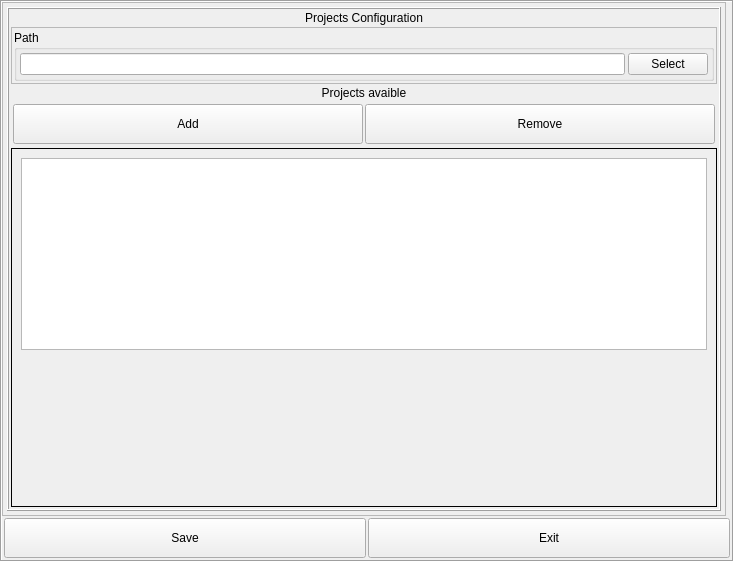
Old version of the form Vision/configurationswidget.ui in the repository ruisebastiao/KPPQtAutomation.
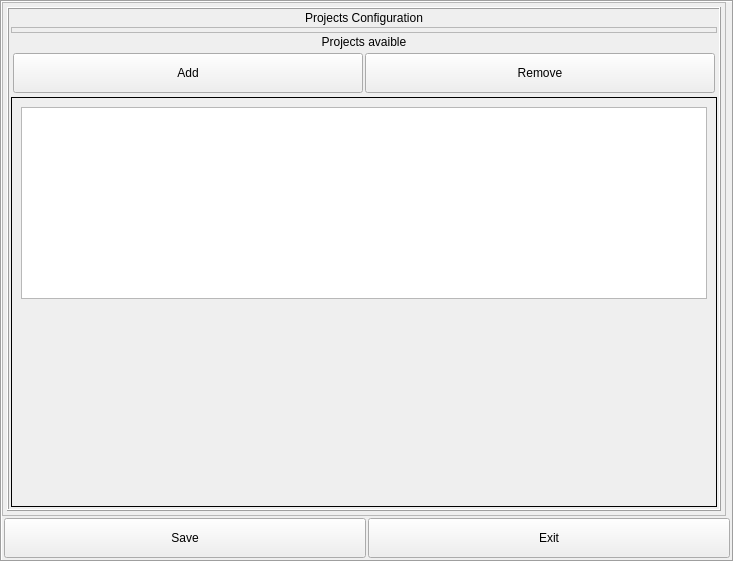
New version of the form. The open tabs and pages were chosen to show the change. Custom widgets are drawn as their Qt base class.

```diff
--- a/Vision/configurationswidget.ui
+++ b/Vision/configurationswidget.ui
@@ -561,44 +561,6 @@
                      <property name="bottomMargin">
                       <number>2</number>
                      </property>
-                     <item>
-                      <widget class="QGroupBox" name="groupbox_nobackcolor1">
-                       <property name="title">
-                        <string>Path</string>
-                       </property>
-                       <layout class="QVBoxLayout" name="verticalLayout_6">
-                        <property name="spacing">
-                         <number>3</number>
-                        </property>
-                        <property name="leftMargin">
-                         <number>3</number>
-                        </property>
-                        <property name="topMargin">
-                         <number>3</number>
-                        </property>
-                        <property name="rightMargin">
-                         <number>3</number>
-                        </property>
-                        <property name="bottomMargin">
-                         <number>3</number>
-                        </property>
-                        <item>
-                         <layout class="QHBoxLayout" name="horizontalLayout">
-                          <item>
-                           <widget class="QLineEdit" name="edit_projsloc"/>
-                          </item>
-                          <item>
-                           <widget class="QPushButton" name="bt_select">
-                            <property name="text">
-                             <string>Select</string>
-                            </property>
-                           </widget>
-                          </item>
-                         </layout>
-                        </item>
-                       </layout>
-                      </widget>
-                     </item>
                     </layout>
                    </widget>
                   </item>
@@ -704,7 +666,7 @@
                        <x>0</x>
                        <y>0</y>
                        <width>706</width>
-                       <height>366</height>
+                       <height>412</height>
                       </rect>
                      </property>
                      <layout class="QVBoxLayout" name="verticalLayout_17">
@@ -1473,11 +1435,6 @@
   </layout>
  </widget>
  <customwidgets>
-  <customwidget>
-   <class>KPPAdjustableListView</class>
-   <extends>QListView</extends>
-   <header location="global">kppadjustablelistview.h</header>
-  </customwidget>
   <customwidget>
    <class>SlidingStackedWidget</class>
    <extends>QStackedWidget</extends>
@@ -1490,6 +1447,11 @@
    <header location="global">slidewidget.h</header>
    <container>1</container>
   </customwidget>
+  <customwidget>
+   <class>KPPAdjustableListView</class>
+   <extends>QListView</extends>
+   <header location="global">kppadjustablelistview.h</header>
+  </customwidget>
   <customwidget>
    <class>KPPPushbutton</class>
    <extends>QPushButton</extends>
```
Left out of the diff: 4 changed lines with no effect on the pictures.
